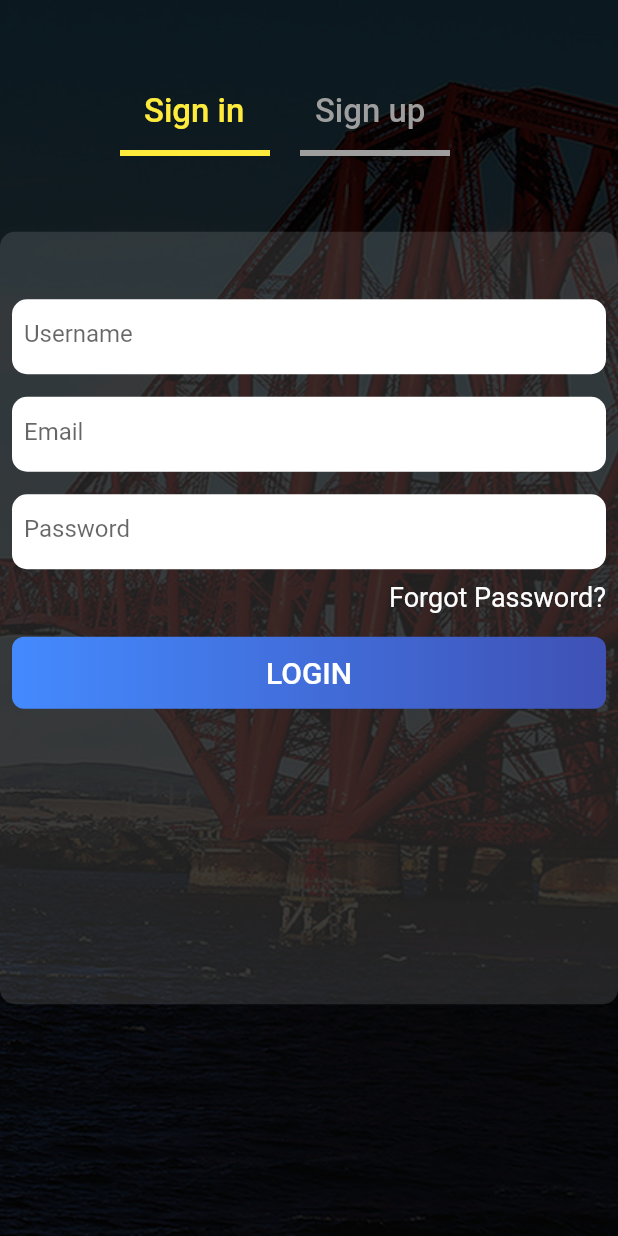
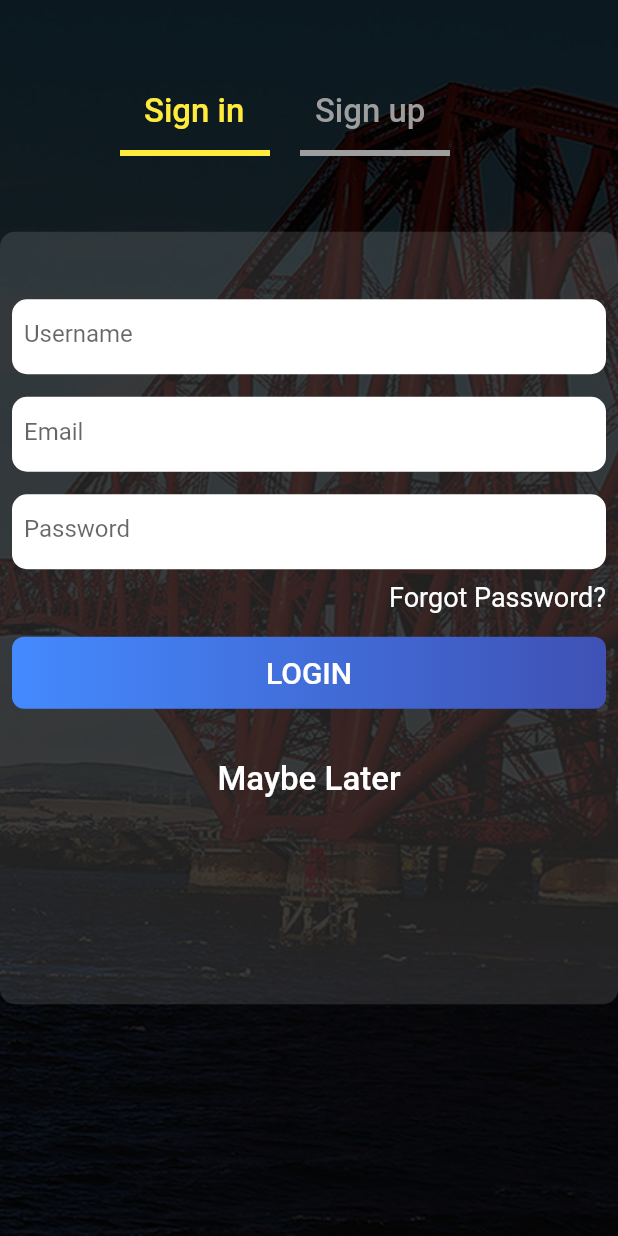
Before and after one commit to austinevick/flutter-task-manager-, a Flutter app: the screen it shows after launch, on a phone screen of 412 x 824 dp. Run offline on Flutter 3.47's test engine with Material 2 defaults, Android fonts, the phone set to English and light mode, and no system bars; our stand-ins replace dotted_border, flutter_bounce, table_calendar; missing offline and left inert: flutter_iconpicker.

Commit message:
Update login_screen.dart

```diff
--- a/lib/screens/login_screen.dart
+++ b/lib/screens/login_screen.dart
@@ -149,6 +149,18 @@ class _LoginScreenState extends State<LoginScreen> {
                           text: isLogin ? 'LOGIN' : 'SIGN UP',
                           onPressed: () {},
                         ),
+                        SizedBox(
+                          height: 15,
+                        ),
+                        Center(
+                          child: FlatButton(
+                              onPressed: () {},
+                              child: Text(
+                                'Maybe Later',
+                                style: TextStyle(
+                                    color: Colors.white, fontSize: 22),
+                              )),
+                        )
                       ],
                     ),
                   ),
```
